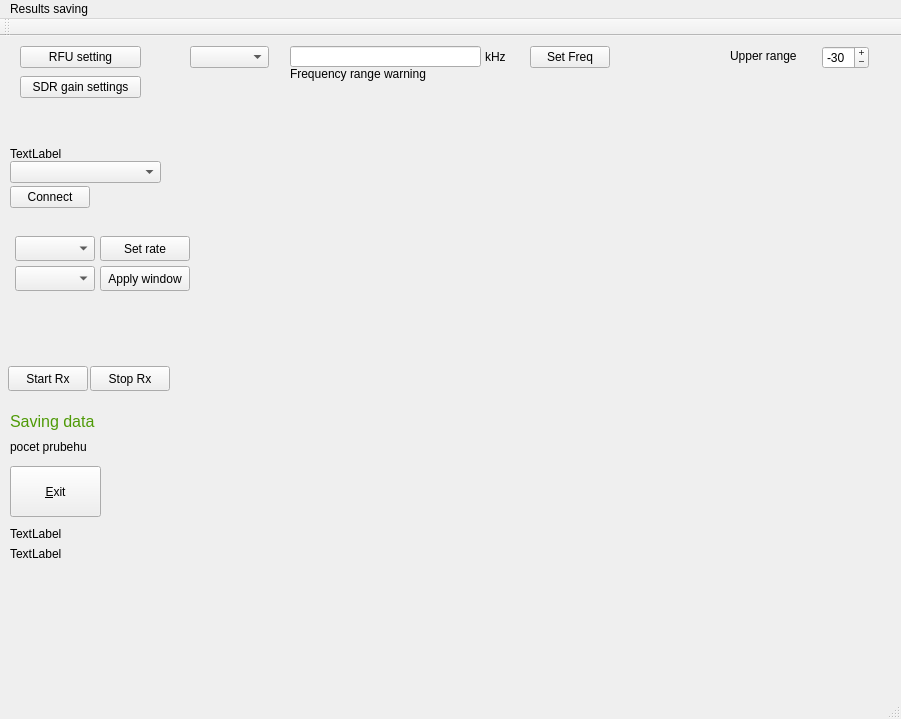
Qt form mainwindow.ui (petrsvobodnik/DP) before a commit.
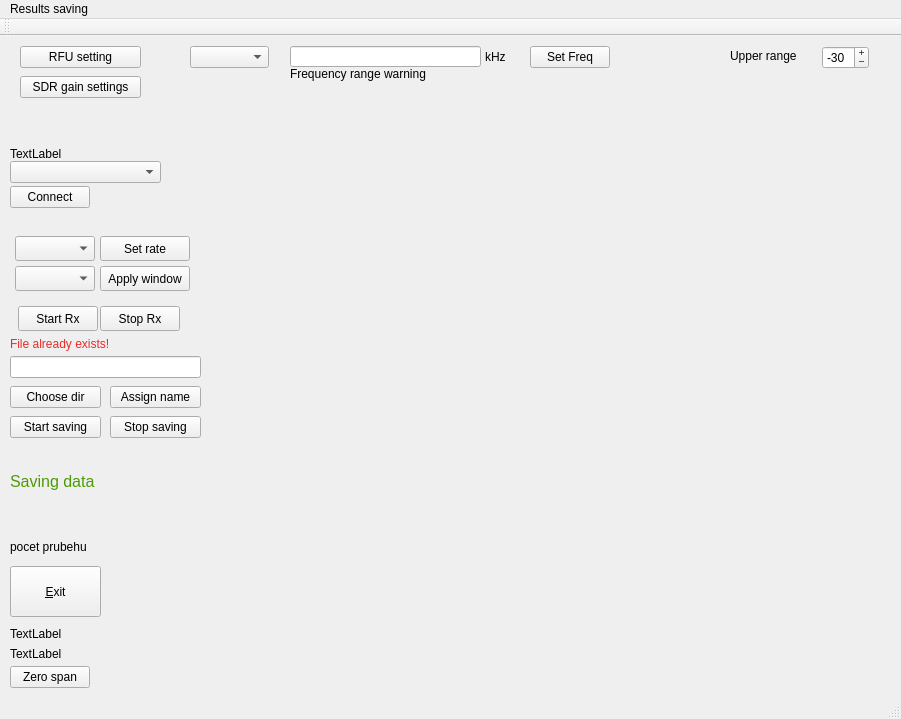
The same form after that commit. Custom widgets are drawn as their Qt base class.

Commit message: Pridano Zero span, zmena ukladaciho dialogu, priprava na seriovy port

```diff
--- a/mainwindow.ui
+++ b/mainwindow.ui
@@ -18,7 +18,7 @@
     <property name="geometry">
      <rect>
       <x>10</x>
-      <y>430</y>
+      <y>530</y>
       <width>91</width>
       <height>51</height>
      </rect>
@@ -44,7 +44,7 @@
     <property name="geometry">
      <rect>
       <x>10</x>
-      <y>400</y>
+      <y>500</y>
       <width>91</width>
       <height>21</height>
      </rect>
@@ -69,8 +69,8 @@
    <widget class="QPushButton" name="PBstartRX">
     <property name="geometry">
      <rect>
-      <x>8</x>
-      <y>330</y>
+      <x>18</x>
+      <y>270</y>
       <width>80</width>
       <height>25</height>
      </rect>
@@ -82,8 +82,8 @@
    <widget class="QPushButton" name="PBstopRX">
     <property name="geometry">
      <rect>
-      <x>90</x>
-      <y>330</y>
+      <x>100</x>
+      <y>270</y>
       <width>80</width>
       <height>25</height>
      </rect>
@@ -95,10 +95,10 @@
    <widget class="QCustomPlot" name="fftGraph" native="true">
     <property name="geometry">
      <rect>
-      <x>190</x>
+      <x>210</x>
       <y>49</y>
       <width>681</width>
-      <height>271</height>
+      <height>491</height>
      </rect>
     </property>
     <property name="palette">
@@ -665,7 +665,7 @@
     <property name="geometry">
      <rect>
       <x>10</x>
-      <y>490</y>
+      <y>590</y>
       <width>171</width>
       <height>16</height>
      </rect>
@@ -678,7 +678,7 @@
     <property name="geometry">
      <rect>
       <x>10</x>
-      <y>510</y>
+      <y>610</y>
       <width>171</width>
       <height>16</height>
      </rect>
@@ -766,7 +766,7 @@
     <property name="geometry">
      <rect>
       <x>10</x>
-      <y>370</y>
+      <y>430</y>
       <width>121</width>
       <height>31</height>
      </rect>
@@ -818,16 +818,158 @@
      <string>Saving data</string>
     </property>
    </widget>
-   <widget class="QWidget" name="widget" native="true">
+   <widget class="QLineEdit" name="LEfileName">
     <property name="geometry">
      <rect>
-      <x>190</x>
-      <y>340</y>
-      <width>681</width>
-      <height>261</height>
+      <x>10</x>
+      <y>320</y>
+      <width>191</width>
+      <height>22</height>
      </rect>
     </property>
    </widget>
+   <widget class="QPushButton" name="PBassignFileName">
+    <property name="geometry">
+     <rect>
+      <x>110</x>
+      <y>350</y>
+      <width>91</width>
+      <height>22</height>
+     </rect>
+    </property>
+    <property name="text">
+     <string>Assign name</string>
+    </property>
+   </widget>
+   <widget class="QPushButton" name="PBchooseDir">
+    <property name="geometry">
+     <rect>
+      <x>10</x>
+      <y>350</y>
+      <width>91</width>
+      <height>22</height>
+     </rect>
+    </property>
+    <property name="text">
+     <string>Choose dir</string>
+    </property>
+   </widget>
+   <widget class="QPushButton" name="PBsaveStop">
+    <property name="geometry">
+     <rect>
+      <x>110</x>
+      <y>380</y>
+      <width>91</width>
+      <height>22</height>
+     </rect>
+    </property>
+    <property name="text">
+     <string>Stop saving</string>
+    </property>
+   </widget>
+   <widget class="QPushButton" name="PBsaveStart">
+    <property name="geometry">
+     <rect>
+      <x>10</x>
+      <y>380</y>
+      <width>91</width>
+      <height>22</height>
+     </rect>
+    </property>
+    <property name="text">
+     <string>Start saving</string>
+    </property>
+   </widget>
+   <widget class="QLabel" name="labelFileExists">
+    <property name="geometry">
+     <rect>
+      <x>10</x>
+      <y>300</y>
+      <width>141</width>
+      <height>16</height>
+     </rect>
+    </property>
+    <property name="palette">
+     <palette>
+      <active>
+       <colorrole role="WindowText">
+        <brush brushstyle="SolidPattern">
+         <color alpha="255">
+          <red>239</red>
+          <green>41</green>
+          <blue>41</blue>
+         </color>
+        </brush>
+       </colorrole>
+       <colorrole role="Text">
+        <brush brushstyle="SolidPattern">
+         <color alpha="255">
+          <red>239</red>
+          <green>41</green>
+          <blue>41</blue>
+         </color>
+        </brush>
+       </colorrole>
+      </active>
+      <inactive>
+       <colorrole role="WindowText">
+        <brush brushstyle="SolidPattern">
+         <color alpha="255">
+          <red>239</red>
+          <green>41</green>
+          <blue>41</blue>
+         </color>
+        </brush>
+       </colorrole>
+       <colorrole role="Text">
+        <brush brushstyle="SolidPattern">
+         <color alpha="255">
+          <red>239</red>
+          <green>41</green>
+          <blue>41</blue>
+         </color>
+        </brush>
+       </colorrole>
+      </inactive>
+      <disabled>
+       <colorrole role="WindowText">
+        <brush brushstyle="SolidPattern">
+         <color alpha="255">
+          <red>190</red>
+          <green>190</green>
+          <blue>190</blue>
+         </color>
+        </brush>
+       </colorrole>
+       <colorrole role="Text">
+        <brush brushstyle="SolidPattern">
+         <color alpha="255">
+          <red>190</red>
+          <green>190</green>
+          <blue>190</blue>
+         </color>
+        </brush>
+       </colorrole>
+      </disabled>
+     </palette>
+    </property>
+    <property name="text">
+     <string>File already exists!</string>
+    </property>
+   </widget>
+   <widget class="QPushButton" name="PBzeroSpan">
+    <property name="geometry">
+     <rect>
+      <x>10</x>
+      <y>630</y>
+      <width>80</width>
+      <height>22</height>
+     </rect>
+    </property>
+    <property name="text">
+     <string>Zero span</string>
+    </property>
+   </widget>
   </widget>
   <widget class="QMenuBar" name="menuBar">
    <property name="geometry">
```
The commit also changes 10 other files.
